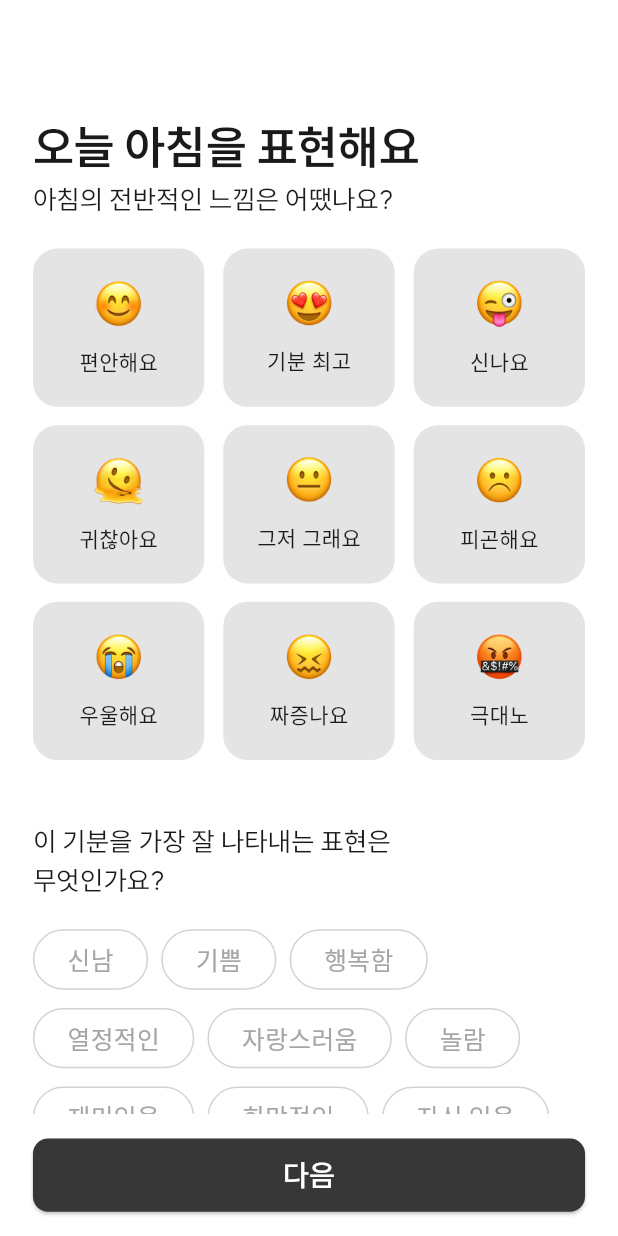
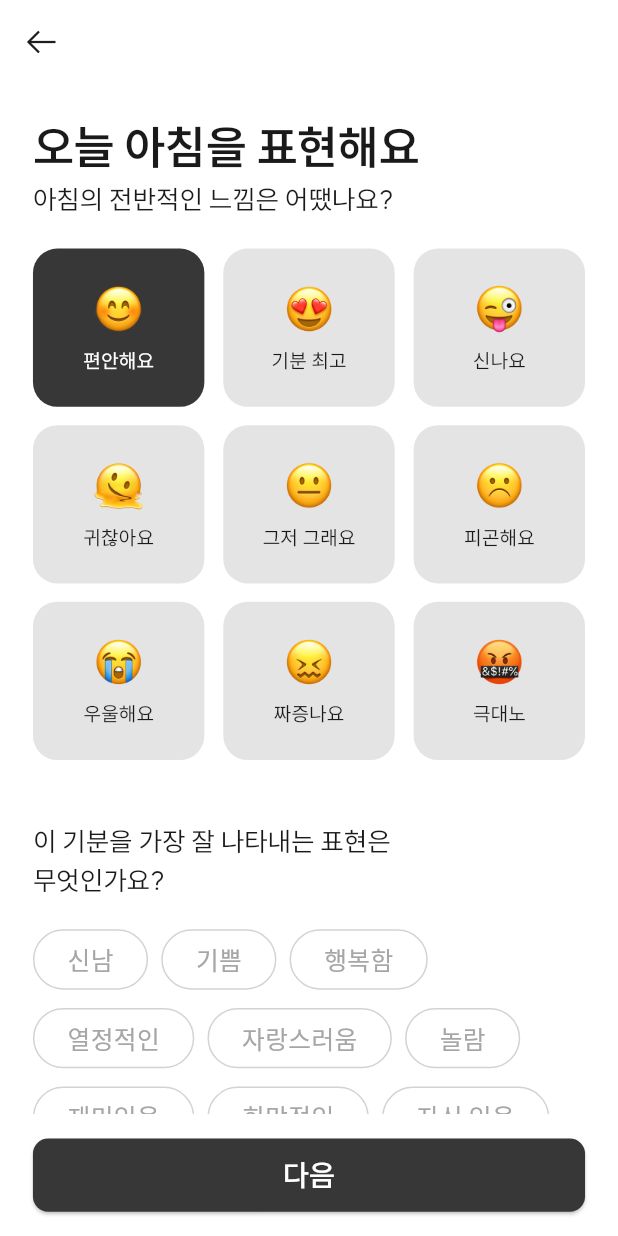
Before and after one commit to stablewoo/samsisegi, a Flutter app: the SelectEmotions screen opened directly, after a tap on "편안해요", on a phone screen of 412 x 824 dp. Run offline on Flutter 3.47's test engine with Material 3 defaults, Android fonts, the light colour scheme and no system bars; our stand-ins replace flutter_screenutil, flutter_svg, shared_preferences; accounts and stored records are empty; Roboto replaces fonts that are missing (SuitMedium); project files that could hold a hidden picture were left out.

Commit message:
커스텀 바텀네비게이션바 오류 수정 및 기분 선택 화면 완성

```diff
--- a/lib/custom_component/emotion_select_box.dart
+++ b/lib/custom_component/emotion_select_box.dart
@@ -1,21 +1,34 @@
 import 'package:flutter/material.dart';
 import 'package:flutter_screenutil/flutter_screenutil.dart';
+import 'package:samsisegi/design_system.dart';
 
 class EmotionSelectBox extends StatelessWidget {
   final String imagePath;
   final String emotionText;
+  final bool isSelected;
+  final Function onTap;
 
   const EmotionSelectBox({
     super.key,
     required this.emotionText,
     required this.imagePath,
+    required this.isSelected,
+    required this.onTap,
   });
 
   @override
   Widget build(BuildContext context) {
-    return Container(
+    return InkWell(
+      onTap: () => onTap(), // 상위에서 전달된 onTap 호출
+      splashColor: Colors.grey.withOpacity(0.5),
+      borderRadius: BorderRadius.circular(16.r),
+      child: Container(
         decoration: BoxDecoration(
-          color: Color(0xFFE4E4E4), borderRadius: BorderRadius.circular(16.r)),
+          color: isSelected
+              ? AppColors.enable
+              : Color(0xFFE4E4E4), // 선택 여부에 따라 색상 변경
+          borderRadius: BorderRadius.circular(16.r),
+        ),
         height: 104.h,
         width: 104.w,
         child: Column(
@@ -28,8 +41,18 @@ class EmotionSelectBox extends StatelessWidget {
               height: 32.h,
             ),
             SizedBox(height: 12.h),
-          Text(emotionText),
+            Text(
+              emotionText,
+              style: TextStyle(
+                color: isSelected ? AppColors.white : AppColors.primary,
+                fontFamily: 'SuitRegular',
+                fontSize: 12.sp,
+                height: 1,
+                wordSpacing: -0.24,
+              ),
+            ),
           ],
+        ),
       ),
     );
   }
--- a/lib/write_diary/select_emotions.dart
+++ b/lib/write_diary/select_emotions.dart
@@ -1,6 +1,7 @@
 import 'package:flutter/cupertino.dart';
 import 'package:flutter/material.dart';
 import 'package:flutter_screenutil/flutter_screenutil.dart';
+import 'package:flutter_svg/svg.dart';
 import 'package:samsisegi/custom_component/custom_button.dart';
 import 'package:samsisegi/custom_component/emotion_select_box.dart';
 import 'package:samsisegi/custom_component/emotion_tag.dart';
@@ -15,10 +16,17 @@ class SelectEmotions extends StatefulWidget {
 
 class _SelectEmotionsState extends State<SelectEmotions> {
   String? selectedEmotion;
+  int _selectedIndex = -1;
 
-  void onEmotionSelected(String emotion) {
+  void onEmotionSelected(String emotion, int index) {
     setState(() {
+      if (_selectedIndex == index) {
+        selectedEmotion = null;
+        _selectedIndex = -1;
+      } else {
         selectedEmotion = emotion;
+        _selectedIndex = index;
+      }
     });
   }
 
@@ -27,7 +35,13 @@ class _SelectEmotionsState extends State<SelectEmotions> {
     return Scaffold(
       backgroundColor: AppColors.white,
       appBar: AppBar(
-        backgroundColor: AppColors.white,
+        backgroundColor: Colors.white,
+        leading: IconButton(
+          onPressed: () {
+            Navigator.pop(context);
+          },
+          icon: SvgPicture.asset('assets/icons/back_arrow_24.svg'),
+        ),
       ),
       body: SingleChildScrollView(
         child: Padding(
@@ -61,78 +75,70 @@ class _SelectEmotionsState extends State<SelectEmotions> {
               Row(
                 mainAxisAlignment: MainAxisAlignment.start,
                 children: [
-                  GestureDetector(
-                    onTap: () => onEmotionSelected('편안해요'),
-                    child: const EmotionSelectBox(
+                  EmotionSelectBox(
                     emotionText: '편안해요',
-                        imagePath: 'assets/images/comfortable_32.png'),
+                    imagePath: 'assets/images/comfortable_32.png',
+                    isSelected: _selectedIndex == 0,
+                    onTap: () => onEmotionSelected('편안해요', 0),
                   ),
                   const Spacer(),
-                  GestureDetector(
-                    onTap: () => onEmotionSelected('기분 최고'),
-                    child: const EmotionSelectBox(
+                  EmotionSelectBox(
                       emotionText: '기분 최고',
-                        imagePath: 'assets/images/feel_great_32.png'),
-                  ),
+                      imagePath: 'assets/images/feel_great_32.png',
+                      isSelected: _selectedIndex == 1,
+                      onTap: () => onEmotionSelected('기분 최고', 1)),
                   const Spacer(),
-                  GestureDetector(
-                    onTap: () => onEmotionSelected('신나요'),
-                    child: const EmotionSelectBox(
+                  EmotionSelectBox(
                       emotionText: '신나요',
-                        imagePath: 'assets/images/excited_32.png'),
-                  ),
+                      imagePath: 'assets/images/excited_32.png',
+                      isSelected: _selectedIndex == 2,
+                      onTap: () => onEmotionSelected('신나요', 2)),
                 ],
               ),
               SizedBox(height: 12.h),
               Row(
                 mainAxisAlignment: MainAxisAlignment.start,
                 children: [
-                  GestureDetector(
-                    onTap: () => onEmotionSelected('귀찮아요'),
-                    child: EmotionSelectBox(
+                  EmotionSelectBox(
                       emotionText: '귀찮아요',
-                        imagePath: 'assets/images/lazy_32.png'),
-                  ),
+                      imagePath: 'assets/images/lazy_32.png',
+                      isSelected: _selectedIndex == 3,
+                      onTap: () => onEmotionSelected('귀찮아요', 3)),
                   Spacer(),
-                  GestureDetector(
-                    onTap: () => onEmotionSelected('그저 그래요'),
-                    child: EmotionSelectBox(
+                  EmotionSelectBox(
                       emotionText: '그저 그래요',
-                        imagePath: 'assets/images/soso_32.png'),
-                  ),
+                      imagePath: 'assets/images/soso_32.png',
+                      isSelected: _selectedIndex == 4,
+                      onTap: () => onEmotionSelected('그저 그래요', 4)),
                   Spacer(),
-                  GestureDetector(
-                    onTap: () => onEmotionSelected('피곤해요'),
-                    child: EmotionSelectBox(
+                  EmotionSelectBox(
                       emotionText: '피곤해요',
-                        imagePath: 'assets/images/tired_32.png'),
-                  ),
+                      imagePath: 'assets/images/tired_32.png',
+                      isSelected: _selectedIndex == 5,
+                      onTap: () => onEmotionSelected('피곤해요', 5)),
                 ],
               ),
               SizedBox(height: 12.h),
               Row(
                 mainAxisAlignment: MainAxisAlignment.start,
                 children: [
-                  GestureDetector(
-                    onTap: () => onEmotionSelected('우울해요'),
-                    child: EmotionSelectBox(
+                  EmotionSelectBox(
                       emotionText: '우울해요',
-                        imagePath: 'assets/images/depressed_32.png'),
-                  ),
+                      imagePath: 'assets/images/depressed_32.png',
+                      isSelected: _selectedIndex == 6,
+                      onTap: () => onEmotionSelected('우울해요', 6)),
                   Spacer(),
-                  GestureDetector(
-                    onTap: () => onEmotionSelected('짜증나요'),
-                    child: EmotionSelectBox(
+                  EmotionSelectBox(
                       emotionText: '짜증나요',
-                        imagePath: 'assets/images/frustrated_32.png'),
-                  ),
+                      imagePath: 'assets/images/frustrated_32.png',
+                      isSelected: _selectedIndex == 7,
+                      onTap: () => onEmotionSelected('짜증나요', 7)),
                   Spacer(),
-                  GestureDetector(
-                    onTap: () => onEmotionSelected('극대노'),
-                    child: EmotionSelectBox(
+                  EmotionSelectBox(
                       emotionText: '극대노',
-                        imagePath: 'assets/images/furious_32.png'),
-                  ),
+                      imagePath: 'assets/images/furious_32.png',
+                      isSelected: _selectedIndex == 8,
+                      onTap: () => onEmotionSelected('극대노', 8)),
                 ],
               ),
               SizedBox(height: 40.h),
```
Also changed, not shown: lib/home_screen.dart (+32 -15 lines), lib/my_page.dart (added, +10 -0 lines). Lines whose indentation alone changed are shown as unchanged.
